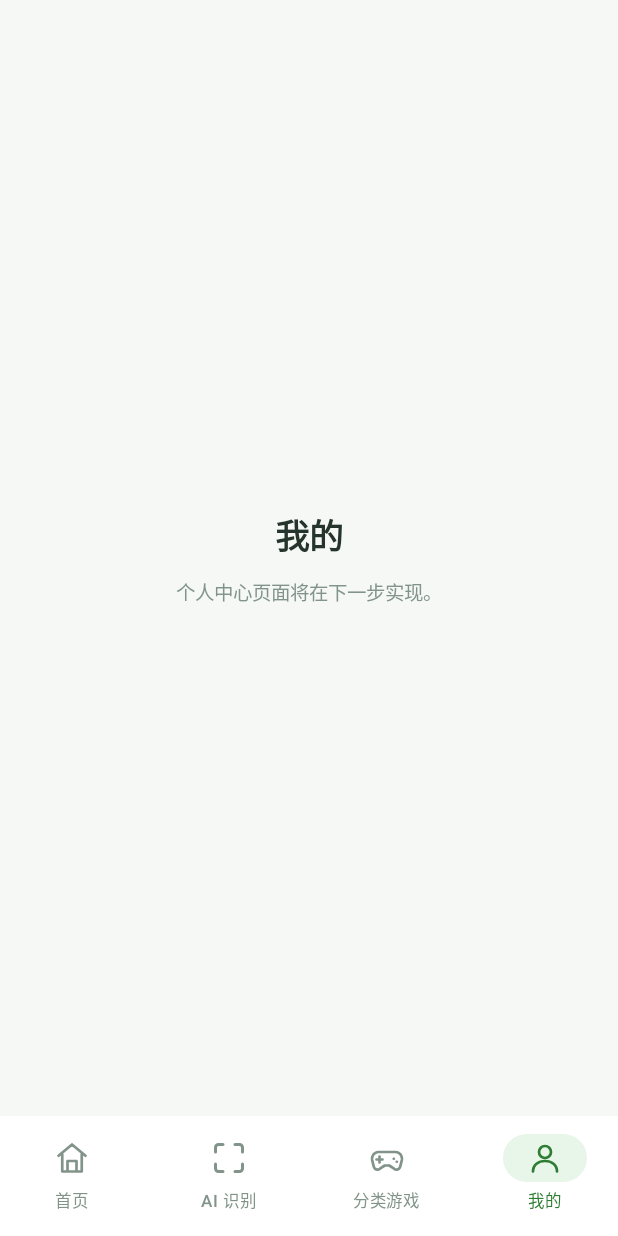
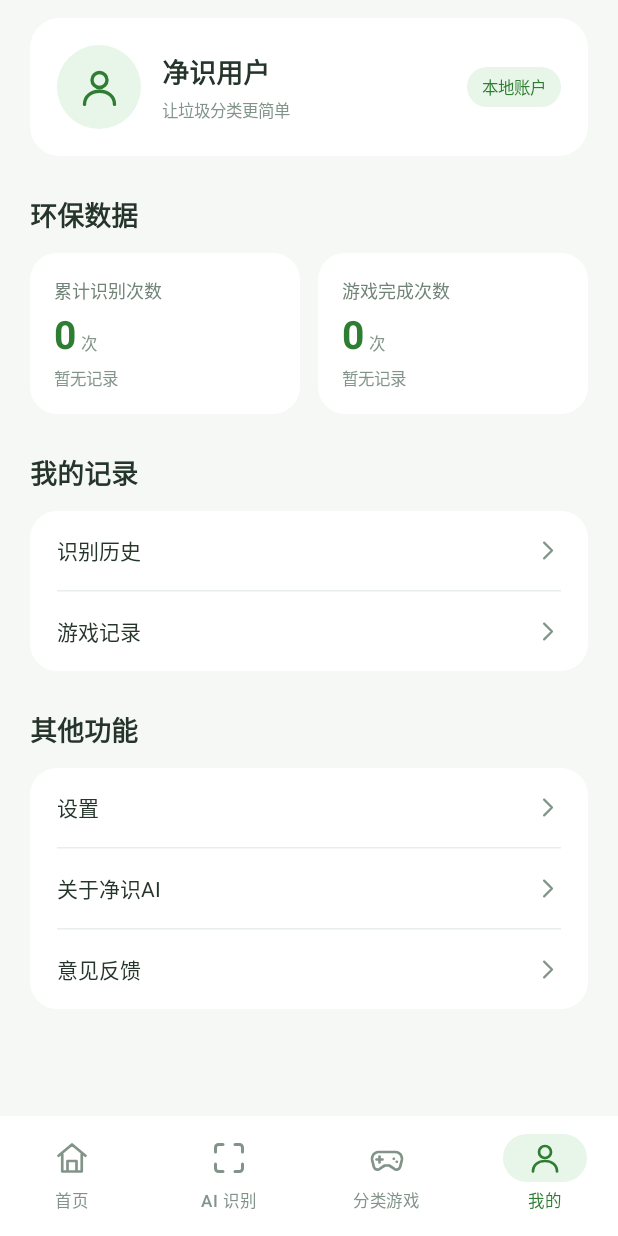
Before and after one commit to Lina-110111/JingShi-AI, an Android app built with Jetpack Compose: the MineScreen screen opened through its navigation route, on a phone screen of 412 x 824 dp. Run offline under Robolectric (Android 15) with nearby library versions, the phone set to English and light mode, and no system bars.

Commit message:
初始化我的页面

```diff
--- a/android-app/app/src/main/java/cn/edu/sicnu/cs/hln/jingshiai/navigation/AppDestination.kt
+++ b/android-app/app/src/main/java/cn/edu/sicnu/cs/hln/jingshiai/navigation/AppDestination.kt
@@ -10,6 +10,8 @@ object Routes {
     const val GAME = "game"
     const val MINE = "mine"
     const val KNOWLEDGE = "knowledge"
+    const val RECOGNITION_HISTORY = "recognition_history"
+    const val GAME_HISTORY = "game_history"
 }
 
 // 底部导航的四个入口
--- a/android-app/app/src/main/java/cn/edu/sicnu/cs/hln/jingshiai/navigation/JingShiApp.kt
+++ b/android-app/app/src/main/java/cn/edu/sicnu/cs/hln/jingshiai/navigation/JingShiApp.kt
@@ -23,11 +23,14 @@ import androidx.navigation.compose.NavHost
 import androidx.navigation.compose.composable
 import androidx.navigation.compose.currentBackStackEntryAsState
 import androidx.navigation.compose.rememberNavController
+import cn.edu.sicnu.cs.hln.jingshiai.R
 import cn.edu.sicnu.cs.hln.jingshiai.RecognitionActivity
 import cn.edu.sicnu.cs.hln.jingshiai.ui.screens.HomeScreen
-import cn.edu.sicnu.cs.hln.jingshiai.ui.screens.HomeViewModel
 import cn.edu.sicnu.cs.hln.jingshiai.ui.screens.KnowledgeScreen
+import cn.edu.sicnu.cs.hln.jingshiai.ui.screens.MineScreen
 import cn.edu.sicnu.cs.hln.jingshiai.ui.screens.PlaceholderScreen
+import cn.edu.sicnu.cs.hln.jingshiai.ui.screens.RecordsScreen
+import cn.edu.sicnu.cs.hln.jingshiai.ui.screens.StatsViewModel
 import cn.edu.sicnu.cs.hln.jingshiai.ui.theme.CardWhite
 import cn.edu.sicnu.cs.hln.jingshiai.ui.theme.GreenLight
 import cn.edu.sicnu.cs.hln.jingshiai.ui.theme.GreenPrimary
@@ -66,7 +69,7 @@ fun JingShiApp() {
             modifier = Modifier.padding(innerPadding)
         ) {
             composable(Routes.HOME) {
-                val viewModel: HomeViewModel = viewModel()
+                val viewModel: StatsViewModel = viewModel()
                 val uiState by viewModel.uiState.collectAsStateWithLifecycle()
                 HomeScreen(
                     uiState = uiState,
@@ -90,13 +93,34 @@ fun JingShiApp() {
                 )
             }
             composable(Routes.MINE) {
-                PlaceholderScreen(
-                    title = "我的",
-                    description = "个人中心页面将在下一步实现。"
+                val viewModel: StatsViewModel = viewModel()
+                val uiState by viewModel.uiState.collectAsStateWithLifecycle()
+                MineScreen(
+                    stats = uiState,
+                    onOpenRecognitionHistory = { navController.navigate(Routes.RECOGNITION_HISTORY) },
+                    onOpenGameHistory = { navController.navigate(Routes.GAME_HISTORY) }
                 )
             }
             composable(Routes.KNOWLEDGE) {
                 KnowledgeScreen(onBack = { navController.popBackStack() })
+            }
+            composable(Routes.RECOGNITION_HISTORY) {
+                RecordsScreen(
+                    title = "识别历史",
+                    iconRes = R.drawable.ic_nav_scan,
+                    emptyTitle = "暂无识别记录",
+                    emptyHint = "完成一次 AI 识别后，识别结果会显示在这里。",
+                    onBack = { navController.popBackStack() }
+                )
+            }
+            composable(Routes.GAME_HISTORY) {
+                RecordsScreen(
+                    title = "游戏记录",
+                    iconRes = R.drawable.ic_nav_game,
+                    emptyTitle = "暂无游戏记录",
+                    emptyHint = "完成一局垃圾分类游戏后，成绩会显示在这里。",
+                    onBack = { navController.popBackStack() }
+                )
             }
         }
     }
--- /dev/null
+++ b/android-app/app/src/main/java/cn/edu/sicnu/cs/hln/jingshiai/ui/components/SectionTitle.kt
@@ -0,0 +1,47 @@
+package cn.edu.sicnu.cs.hln.jingshiai.ui.components
+
+import androidx.compose.foundation.clickable
+import androidx.compose.foundation.layout.Row
+import androidx.compose.foundation.layout.padding
+import androidx.compose.foundation.shape.RoundedCornerShape
+import androidx.compose.material3.MaterialTheme
+import androidx.compose.material3.Text
+import androidx.compose.runtime.Composable
+import androidx.compose.ui.Alignment
+import androidx.compose.ui.Modifier
+import androidx.compose.ui.draw.clip
+import androidx.compose.ui.unit.dp
+import cn.edu.sicnu.cs.hln.jingshiai.ui.theme.GreenPrimary
+import cn.edu.sicnu.cs.hln.jingshiai.ui.theme.TextPrimary
+
+// 区块标题，可选右侧“查看更多”之类的操作
+@Composable
+fun SectionTitle(
+    title: String,
+    modifier: Modifier = Modifier,
+    actionText: String? = null,
+    onAction: (() -> Unit)? = null
+) {
+    Row(
+        modifier = modifier,
+        verticalAlignment = Alignment.CenterVertically
+    ) {
+        Text(
+            text = title,
+            style = MaterialTheme.typography.titleLarge,
+            color = TextPrimary,
+            modifier = Modifier.weight(1f)
+        )
+        if (actionText != null && onAction != null) {
+            Text(
+                text = actionText,
+                style = MaterialTheme.typography.labelSmall,
+                color = GreenPrimary,
+                modifier = Modifier
+                    .clip(RoundedCornerShape(50))
+                    .clickable(onClick = onAction)
+                    .padding(horizontal = 8.dp, vertical = 4.dp)
+            )
+        }
+    }
+}
--- /dev/null
+++ b/android-app/app/src/main/java/cn/edu/sicnu/cs/hln/jingshiai/ui/components/StatsCards.kt
@@ -0,0 +1,85 @@
+package cn.edu.sicnu.cs.hln.jingshiai.ui.components
+
+import androidx.compose.foundation.background
+import androidx.compose.foundation.layout.Arrangement
+import androidx.compose.foundation.layout.Column
+import androidx.compose.foundation.layout.Row
+import androidx.compose.foundation.layout.Spacer
+import androidx.compose.foundation.layout.height
+import androidx.compose.foundation.layout.padding
+import androidx.compose.foundation.shape.RoundedCornerShape
+import androidx.compose.material3.MaterialTheme
+import androidx.compose.material3.Text
+import androidx.compose.runtime.Composable
+import androidx.compose.ui.Alignment
+import androidx.compose.ui.Modifier
+import androidx.compose.ui.draw.clip
+import androidx.compose.ui.text.font.FontWeight
+import androidx.compose.ui.unit.dp
+import androidx.compose.ui.unit.sp
+import cn.edu.sicnu.cs.hln.jingshiai.ui.theme.CardWhite
+import cn.edu.sicnu.cs.hln.jingshiai.ui.theme.GreenPrimary
+import cn.edu.sicnu.cs.hln.jingshiai.ui.theme.TextHint
+import cn.edu.sicnu.cs.hln.jingshiai.ui.theme.TextSecondary
+
+// 环保数据统计：累计识别次数 + 游戏完成次数
+@Composable
+fun StatsRow(
+    recognitionCount: Int,
+    gameCount: Int,
+    modifier: Modifier = Modifier
+) {
+    Row(
+        modifier = modifier,
+        horizontalArrangement = Arrangement.spacedBy(12.dp)
+    ) {
+        StatCard(
+            title = "累计识别次数",
+            count = recognitionCount,
+            modifier = Modifier.weight(1f)
+        )
+        StatCard(
+            title = "游戏完成次数",
+            count = gameCount,
+            modifier = Modifier.weight(1f)
+        )
+    }
+}
+
+@Composable
+private fun StatCard(title: String, count: Int, modifier: Modifier = Modifier) {
+    Column(
+        modifier = modifier
+            .clip(RoundedCornerShape(18.dp))
+            .background(CardWhite)
+            .padding(16.dp)
+    ) {
+        Text(
+            text = title,
+            style = MaterialTheme.typography.bodySmall,
+            color = TextSecondary
+        )
+        Spacer(Modifier.height(6.dp))
+        Row(verticalAlignment = Alignment.Bottom) {
+            Text(
+                text = count.toString(),
+                fontSize = 26.sp,
+                fontWeight = FontWeight.Bold,
+                color = GreenPrimary
+            )
+            Text(
+                text = "次",
+                style = MaterialTheme.typography.labelSmall,
+                color = TextHint,
+                modifier = Modifier.padding(start = 3.dp, bottom = 3.dp)
+            )
+        }
+        Spacer(Modifier.height(4.dp))
+        Text(
+            // 数据库暂无记录时使用明确的空状态
+            text = if (count == 0) "暂无记录" else "持续累积中",
+            style = MaterialTheme.typography.labelSmall,
+            color = TextHint
+        )
+    }
+}
--- a/android-app/app/src/main/java/cn/edu/sicnu/cs/hln/jingshiai/ui/screens/HomeScreen.kt
+++ b/android-app/app/src/main/java/cn/edu/sicnu/cs/hln/jingshiai/ui/screens/HomeScreen.kt
@@ -37,6 +37,8 @@ import androidx.compose.ui.unit.sp
 import cn.edu.sicnu.cs.hln.jingshiai.R
 import cn.edu.sicnu.cs.hln.jingshiai.data.local.KnowledgeData
 import cn.edu.sicnu.cs.hln.jingshiai.data.local.KnowledgeItem
+import cn.edu.sicnu.cs.hln.jingshiai.ui.components.SectionTitle
+import cn.edu.sicnu.cs.hln.jingshiai.ui.components.StatsRow
 import cn.edu.sicnu.cs.hln.jingshiai.ui.theme.CardWhite
 import cn.edu.sicnu.cs.hln.jingshiai.ui.theme.GreenLight
 import cn.edu.sicnu.cs.hln.jingshiai.ui.theme.GreenPrimary
@@ -50,7 +52,7 @@ import java.util.Calendar
 
 @Composable
 fun HomeScreen(
-    uiState: HomeUiState,
+    uiState: StatsUiState,
     onStartRecognition: () -> Unit,
     onOpenGame: () -> Unit,
     onOpenKnowledge: () -> Unit,
@@ -308,86 +310,3 @@ private fun TodayKnowledgeCard(item: KnowledgeItem, onClick: () -> Unit) {
         )
     }
 }
-
-// 环保数据统计
-@Composable
-private fun StatsRow(recognitionCount: Int, gameCount: Int) {
-    Row(horizontalArrangement = Arrangement.spacedBy(12.dp)) {
-        StatCard(
-            title = "累计识别次数",
-            count = recognitionCount,
-            modifier = Modifier.weight(1f)
-        )
-        StatCard(
-            title = "游戏完成次数",
-            count = gameCount,
-            modifier = Modifier.weight(1f)
-        )
-    }
-}
-
-@Composable
-private fun StatCard(title: String, count: Int, modifier: Modifier = Modifier) {
-    Column(
-        modifier = modifier
-            .clip(RoundedCornerShape(18.dp))
-            .background(CardWhite)
-            .padding(16.dp)
-    ) {
-        Text(
-            text = title,
-            style = MaterialTheme.typography.bodySmall,
-            color = TextSecondary
-        )
-        Spacer(Modifier.height(6.dp))
-        Row(verticalAlignment = Alignment.Bottom) {
-            Text(
-                text = count.toString(),
-                fontSize = 26.sp,
-                fontWeight = FontWeight.Bold,
-                color = GreenPrimary
-            )
-            Text(
-                text = "次",
-                style = MaterialTheme.typography.labelSmall,
-                color = TextHint,
-                modifier = Modifier.padding(start = 3.dp, bottom = 3.dp)
-            )
-        }
-        Spacer(Modifier.height(4.dp))
-        Text(
-            // 数据库暂无记录时使用明确的空状态
-            text = if (count == 0) "暂无记录" else "持续累积中",
-            style = MaterialTheme.typography.labelSmall,
-            color = TextHint
-        )
-    }
-}
-
-// 区块标题，可选右侧操作文字
-@Composable
-private fun SectionTitle(
-    title: String,
-    actionText: String? = null,
-    onAction: (() -> Unit)? = null
-) {
-    Row(verticalAlignment = Alignment.CenterVertically) {
-        Text(
-            text = title,
-            style = MaterialTheme.typography.titleLarge,
-            color = TextPrimary,
-            modifier = Modifier.weight(1f)
-        )
-        if (actionText != null && onAction != null) {
-            Text(
-                text = actionText,
-                style = MaterialTheme.typography.labelSmall,
-                color = GreenPrimary,
-                modifier = Modifier
-                    .clip(RoundedCornerShape(50))
-                    .clickable(onClick = onAction)
-                    .padding(horizontal = 8.dp, vertical = 4.dp)
-            )
-        }
-    }
-}
--- /dev/null
+++ b/android-app/app/src/main/java/cn/edu/sicnu/cs/hln/jingshiai/ui/screens/MineScreen.kt
@@ -0,0 +1,280 @@
+package cn.edu.sicnu.cs.hln.jingshiai.ui.screens
+
+import android.widget.Toast
+import androidx.compose.foundation.background
+import androidx.compose.foundation.clickable
+import androidx.compose.foundation.layout.Arrangement
+import androidx.compose.foundation.layout.Box
+import androidx.compose.foundation.layout.Column
+import androidx.compose.foundation.layout.Row
+import androidx.compose.foundation.layout.Spacer
+import androidx.compose.foundation.layout.fillMaxSize
+import androidx.compose.foundation.layout.fillMaxWidth
+import androidx.compose.foundation.layout.height
+import androidx.compose.foundation.layout.padding
+import androidx.compose.foundation.layout.size
+import androidx.compose.foundation.rememberScrollState
+import androidx.compose.foundation.shape.CircleShape
+import androidx.compose.foundation.shape.RoundedCornerShape
+import androidx.compose.foundation.verticalScroll
+import androidx.compose.material3.AlertDialog
+import androidx.compose.material3.HorizontalDivider
+import androidx.compose.material3.Icon
+import androidx.compose.material3.MaterialTheme
+import androidx.compose.material3.OutlinedTextField
+import androidx.compose.material3.Text
+import androidx.compose.material3.TextButton
+import androidx.compose.runtime.Composable
+import androidx.compose.runtime.getValue
+import androidx.compose.runtime.mutableStateOf
+import androidx.compose.runtime.remember
+import androidx.compose.runtime.setValue
+import androidx.compose.ui.Alignment
+import androidx.compose.ui.Modifier
+import androidx.compose.ui.draw.clip
+import androidx.compose.ui.platform.LocalContext
+import androidx.compose.ui.res.painterResource
+import androidx.compose.ui.unit.dp
+import cn.edu.sicnu.cs.hln.jingshiai.R
+import cn.edu.sicnu.cs.hln.jingshiai.ui.components.SectionTitle
+import cn.edu.sicnu.cs.hln.jingshiai.ui.components.StatsRow
+import cn.edu.sicnu.cs.hln.jingshiai.ui.theme.BorderColor
+import cn.edu.sicnu.cs.hln.jingshiai.ui.theme.CardWhite
+import cn.edu.sicnu.cs.hln.jingshiai.ui.theme.GreenLight
+import cn.edu.sicnu.cs.hln.jingshiai.ui.theme.GreenPrimary
+import cn.edu.sicnu.cs.hln.jingshiai.ui.theme.PageBackground
+import cn.edu.sicnu.cs.hln.jingshiai.ui.theme.TextHint
+import cn.edu.sicnu.cs.hln.jingshiai.ui.theme.TextPrimary
+import cn.edu.sicnu.cs.hln.jingshiai.ui.theme.TextSecondary
+
+// 当前弹出的对话框
+private enum class MineDialog { Settings, About, Feedback }
+
+@Composable
+fun MineScreen(
+    stats: StatsUiState,
+    onOpenRecognitionHistory: () -> Unit,
+    onOpenGameHistory: () -> Unit,
+    modifier: Modifier = Modifier
+) {
+    val context = LocalContext.current
+    var dialog by remember { mutableStateOf<MineDialog?>(null) }
+    var feedbackText by remember { mutableStateOf("") }
+
+    Column(
+        modifier = modifier
+            .fillMaxSize()
+            .background(PageBackground)
+            .verticalScroll(rememberScrollState())
+            .padding(horizontal = 20.dp)
+            .padding(top = 12.dp, bottom = 24.dp)
+    ) {
+        ProfileCard()
+
+        Spacer(Modifier.height(26.dp))
+        SectionTitle("环保数据")
+        Spacer(Modifier.height(12.dp))
+        StatsRow(
+            recognitionCount = stats.recognitionCount,
+            gameCount = stats.gameCount
+        )
+
+        Spacer(Modifier.height(26.dp))
+        SectionTitle("我的记录")
+        Spacer(Modifier.height(12.dp))
+        RowCard {
+            ListRow(title = "识别历史", onClick = onOpenRecognitionHistory)
+            HorizontalDivider(
+                color = BorderColor,
+                modifier = Modifier.padding(horizontal = 18.dp)
+            )
+            ListRow(title = "游戏记录", onClick = onOpenGameHistory)
+        }
+
+        Spacer(Modifier.height(26.dp))
+        SectionTitle("其他功能")
+        Spacer(Modifier.height(12.dp))
+        RowCard {
+            ListRow(title = "设置", onClick = { dialog = MineDialog.Settings })
+            HorizontalDivider(
+                color = BorderColor,
+                modifier = Modifier.padding(horizontal = 18.dp)
+            )
+            ListRow(title = "关于净识AI", onClick = { dialog = MineDialog.About })
+            HorizontalDivider(
+                color = BorderColor,
+                modifier = Modifier.padding(horizontal = 18.dp)
+            )
+            ListRow(title = "意见反馈", onClick = { dialog = MineDialog.Feedback })
+        }
+    }
+
+    when (dialog) {
+        MineDialog.Settings -> AlertDialog(
+            onDismissRequest = { dialog = null },
+            title = { Text("设置") },
+            text = {
+                Text(
+                    text = "当前为第一阶段版本，深色模式、通知等更多设置项将在后续版本开放。",
+                    style = MaterialTheme.typography.bodyMedium
+                )
+            },
+            confirmButton = {
+                TextButton(onClick = { dialog = null }) { Text("确定") }
+            }
+        )
+
+        MineDialog.About -> AlertDialog(
+            onDismissRequest = { dialog = null },
+            title = { Text("关于净识AI") },
+            text = {
+                Text(
+                    text = "净识AI 1.0\n\n基于 AI 的垃圾分类识别与环保学习应用，帮助你快速判断垃圾类别、积累分类知识。",
+                    style = MaterialTheme.typography.bodyMedium
+                )
+            },
+            confirmButton = {
+                TextButton(onClick = { dialog = null }) { Text("确定") }
+            }
+        )
+
+        MineDialog.Feedback -> AlertDialog(
+            onDismissRequest = {
+                dialog = null
+                feedbackText = ""
+            },
+            title = { Text("意见反馈") },
+            text = {
+                Column {
+                    Text(
+                        text = "请描述你遇到的问题或建议：",
+                        style = MaterialTheme.typography.bodyMedium,
+                        color = TextSecondary
+                    )
+                    Spacer(Modifier.height(8.dp))
+                    OutlinedTextField(
+                        value = feedbackText,
+                        onValueChange = { feedbackText = it },
+                        modifier = Modifier.fillMaxWidth(),
+                        placeholder = { Text("例如：识别结果不准确") },
+                        minLines = 3,
+                        maxLines = 5
+                    )
+                }
+            },
+            confirmButton = {
+                TextButton(
+                    enabled = feedbackText.isNotBlank(),
+                    onClick = {
+                        dialog = null
+                        feedbackText = ""
+                        Toast.makeText(context, "感谢你的反馈，我们会尽快处理", Toast.LENGTH_SHORT).show()
+                    }
+                ) { Text("提交") }
+            },
+            dismissButton = {
+                TextButton(
+                    onClick = {
+                        dialog = null
+                        feedbackText = ""
+                    }
+                ) { Text("取消") }
+            }
+        )
+
+        null -> Unit
+    }
+}
+
+// 用户信息区域
+@Composable
+private fun ProfileCard() {
+    Row(
+        modifier = Modifier
+            .fillMaxWidth()
+            .clip(RoundedCornerShape(20.dp))
+            .background(CardWhite)
+            .padding(18.dp),
+        verticalAlignment = Alignment.CenterVertically
+    ) {
+        // 默认头像：人形矢量图标
+        Box(
+            modifier = Modifier
+                .size(56.dp)
+                .clip(CircleShape)
+                .background(GreenLight),
+            contentAlignment = Alignment.Center
+        ) {
+            Icon(
+                painter = painterResource(R.drawable.ic_nav_mine),
+                contentDescription = "默认头像",
+                tint = GreenPrimary,
+                modifier = Modifier.size(30.dp)
+            )
+        }
+        Column(
+            modifier = Modifier
+                .weight(1f)
+                .padding(start = 14.dp)
+        ) {
+            Text(
+                text = "净识用户",
+                style = MaterialTheme.typography.titleLarge,
+                color = TextPrimary
+            )
+            Spacer(Modifier.height(4.dp))
+            Text(
+                text = "让垃圾分类更简单",
+                style = MaterialTheme.typography.labelSmall,
+                color = TextHint
+            )
+        }
+        Text(
+            text = "本地账户",
+            style = MaterialTheme.typography.labelSmall,
+            color = GreenPrimary,
+            modifier = Modifier
+                .clip(RoundedCornerShape(50))
+                .background(GreenLight)
+                .padding(horizontal = 10.dp, vertical = 5.dp)
+        )
+    }
+}
+
+// 白底圆角卡片容器
+@Composable
+private fun RowCard(content: @Composable () -> Unit) {
+    Column(
+        modifier = Modifier
+            .fillMaxWidth()
+            .clip(RoundedCornerShape(18.dp))
+            .background(CardWhite)
+    ) {
+        content()
+    }
+}
+
+// 列表行：标题 + 右侧箭头
+@Composable
+private fun ListRow(title: String, onClick: () -> Unit) {
+    Row(
+        modifier = Modifier
+            .fillMaxWidth()
+            .clickable(onClick = onClick)
+            .padding(horizontal = 18.dp, vertical = 16.dp),
+        verticalAlignment = Alignment.CenterVertically,
+        horizontalArrangement = Arrangement.SpaceBetween
+    ) {
+        Text(
+            text = title,
+            style = MaterialTheme.typography.bodyLarge,
+            color = TextPrimary
+        )
+        Icon(
+            painter = painterResource(R.drawable.ic_chevron_right),
+            contentDescription = null,
+            tint = TextHint,
+            modifier = Modifier.size(18.dp)
+        )
+    }
+}
--- a/android-app/app/src/main/java/cn/edu/sicnu/cs/hln/jingshiai/ui/screens/HomeViewModel.kt
+++ b/android-app/app/src/main/java/cn/edu/sicnu/cs/hln/jingshiai/ui/screens/StatsViewModel.kt
@@ -5,16 +5,16 @@ import kotlinx.coroutines.flow.MutableStateFlow
 import kotlinx.coroutines.flow.StateFlow
 import kotlinx.coroutines.flow.asStateFlow
 
-// 首页展示数据
-data class HomeUiState(
+// 首页与“我的”共用的统计数据
+data class StatsUiState(
     val recognitionCount: Int = 0,
     val gameCount: Int = 0
 )
 
-class HomeViewModel : ViewModel() {
+class StatsViewModel : ViewModel() {
 
     // 尚未接入 Room，先提供明确的空状态，不虚构统计数字；
     // 接入数据库后，把这里替换为 Repository 暴露的 Flow 即可。
-    private val _uiState = MutableStateFlow(HomeUiState())
-    val uiState: StateFlow<HomeUiState> = _uiState.asStateFlow()
+    private val _uiState = MutableStateFlow(StatsUiState())
+    val uiState: StateFlow<StatsUiState> = _uiState.asStateFlow()
 }
--- /dev/null
+++ b/android-app/app/src/main/res/drawable/ic_chevron_right.xml
@@ -0,0 +1,15 @@
+<vector xmlns:android="http://schemas.android.com/apk/res/android"
+    android:width="24dp"
+    android:height="24dp"
+    android:viewportWidth="24"
+    android:viewportHeight="24">
+
+    <path
+        android:fillColor="@android:color/transparent"
+        android:strokeColor="#789078"
+        android:strokeWidth="2"
+        android:strokeLineCap="round"
+        android:strokeLineJoin="round"
+        android:pathData="M9,5 L16,12 L9,19" />
+
+</vector>
```
Also changed, not shown: android-app/app/src/main/java/cn/edu/sicnu/cs/hln/jingshiai/ui/screens/RecordsScreen.kt (added, +107 -0 lines).
